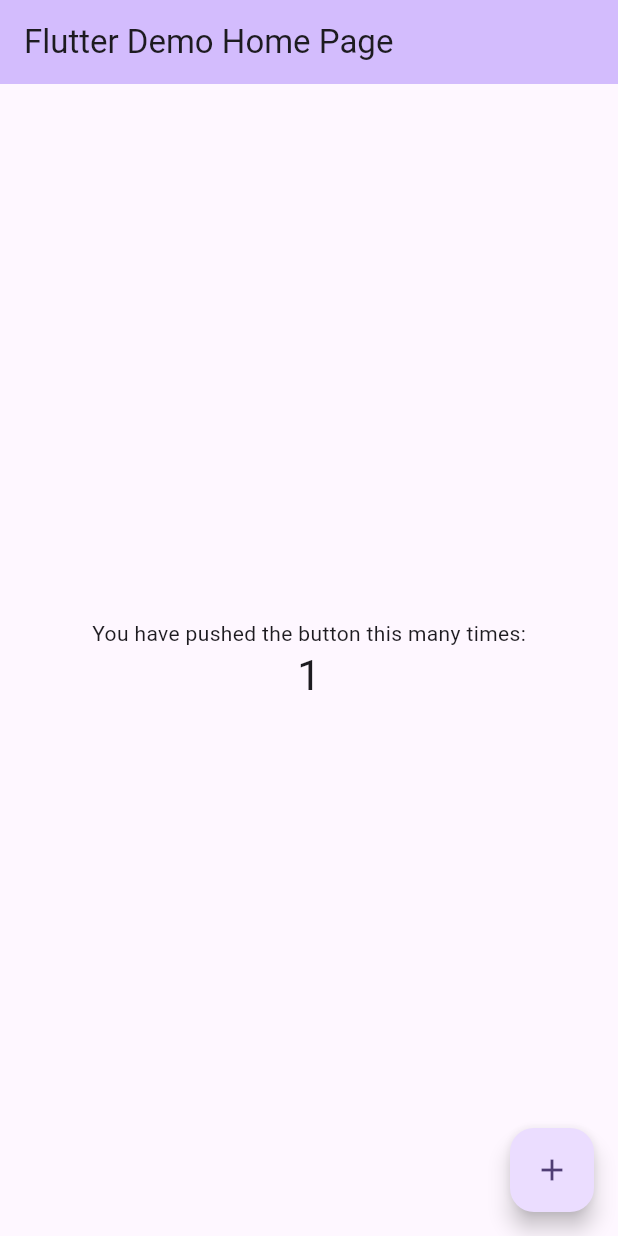
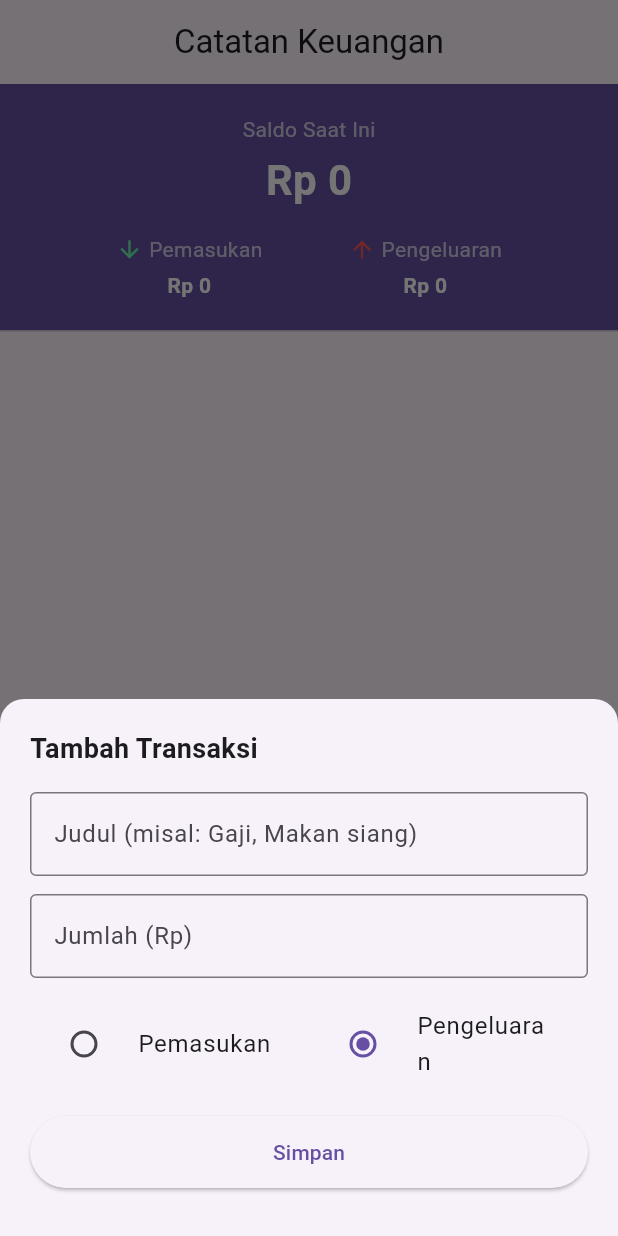
Before and after one commit to labambangpunto/odosa, a Flutter app: the screen it shows after launch, after a tap on the "add" icon, on a phone screen of 412 x 824 dp. Run offline on Flutter 3.47's test engine with Material 3 defaults, Android fonts, the phone set to English and light mode, and no system bars.

Commit message:
saya rasa sudah cukup puas di versi pertama ini

```diff
--- a/lib/main.dart
+++ b/lib/main.dart
@@ -7,116 +7,347 @@ void main() {
 class MyApp extends StatelessWidget {
   const MyApp({super.key});
 
-  // This widget is the root of your application.
   @override
   Widget build(BuildContext context) {
     return MaterialApp(
-      title: 'Flutter Demo',
-      theme: ThemeData(
-        // This is the theme of your application.
-        //
-        // TRY THIS: Try running your application with "flutter run". You'll see
-        // the application has a purple toolbar. Then, without quitting the app,
-        // try changing the seedColor in the colorScheme below to Colors.green
-        // and then invoke "hot reload" (save your changes or press the "hot
-        // reload" button in a Flutter-supported IDE, or press "r" if you used
-        // the command line to start the app).
-        //
-        // Notice that the counter didn't reset back to zero; the application
-        // state is not lost during the reload. To reset the state, use hot
-        // restart instead.
-        //
-        // This works for code too, not just values: Most code changes can be
-        // tested with just a hot reload.
-        colorScheme: .fromSeed(seedColor: Colors.deepPurple),
-      ),
-      home: const MyHomePage(title: 'Flutter Demo Home Page'),
+      title: 'Catatan Keuangan',
+      debugShowCheckedModeBanner: false,
+      theme: ThemeData(primarySwatch: Colors.teal, useMaterial3: true),
+      home: const HomePage(),
     );
   }
 }
 
-class MyHomePage extends StatefulWidget {
-  const MyHomePage({super.key, required this.title});
+// Model sederhana untuk satu transaksi
+enum TipeTransaksi { pemasukan, pengeluaran }
 
-  // This widget is the home page of your application. It is stateful, meaning
-  // that it has a State object (defined below) that contains fields that affect
-  // how it looks.
+class Transaksi {
+  final String judul;
+  final double jumlah;
+  final TipeTransaksi tipe;
+  final DateTime tanggal;
 
-  // This class is the configuration for the state. It holds the values (in this
-  // case the title) provided by the parent (in this case the App widget) and
-  // used by the build method of the State. Fields in a Widget subclass are
-  // always marked "final".
+  Transaksi({
+    required this.judul,
+    required this.jumlah,
+    required this.tipe,
+    required this.tanggal,
+  });
+}
 
-  final String title;
+class HomePage extends StatefulWidget {
+  const HomePage({super.key});
 
   @override
-  State<MyHomePage> createState() => _MyHomePageState();
+  State<HomePage> createState() => _HomePageState();
 }
 
-class _MyHomePageState extends State<MyHomePage> {
-  int _counter = 0;
+class _HomePageState extends State<HomePage> {
+  final List<Transaksi> _daftarTransaksi = [];
 
-  void _incrementCounter() {
+  double get totalPemasukan => _daftarTransaksi
+      .where((t) => t.tipe == TipeTransaksi.pemasukan)
+      .fold(0, (sum, t) => sum + t.jumlah);
+
+  double get totalPengeluaran => _daftarTransaksi
+      .where((t) => t.tipe == TipeTransaksi.pengeluaran)
+      .fold(0, (sum, t) => sum + t.jumlah);
+
+  double get saldo => totalPemasukan - totalPengeluaran;
+
+  void _tambahTransaksi(String judul, double jumlah, TipeTransaksi tipe) {
     setState(() {
-      // This call to setState tells the Flutter framework that something has
-      // changed in this State, which causes it to rerun the build method below
-      // so that the display can reflect the updated values. If we changed
-      // _counter without calling setState(), then the build method would not be
-      // called again, and so nothing would appear to happen.
-      _counter++;
+      _daftarTransaksi.insert(
+        0,
+        Transaksi(
+          judul: judul,
+          jumlah: jumlah,
+          tipe: tipe,
+          tanggal: DateTime.now(),
+        ),
+      );
     });
+  }
+
+  void _hapusTransaksi(int index) {
+    setState(() {
+      _daftarTransaksi.removeAt(index);
+    });
+  }
+
+  void _bukaFormTambah() {
+    showModalBottomSheet(
+      context: context,
+      isScrollControlled: true,
+      shape: const RoundedRectangleBorder(
+        borderRadius: BorderRadius.vertical(top: Radius.circular(16)),
+      ),
+      builder: (context) {
+        return Padding(
+          padding: EdgeInsets.only(
+            bottom: MediaQuery.of(context).viewInsets.bottom,
+          ),
+          child: FormTambahTransaksi(onSimpan: _tambahTransaksi),
+        );
+      },
+    );
+  }
+
+  String _formatRupiah(double angka) {
+    // Format sederhana pemisah ribuan tanpa package tambahan
+    final s = angka.toStringAsFixed(0);
+    final buffer = StringBuffer();
+    for (int i = 0; i < s.length; i++) {
+      final posisiDariKanan = s.length - i;
+      buffer.write(s[i]);
+      if (posisiDariKanan > 1 && posisiDariKanan % 3 == 1) {
+        buffer.write('.');
+      }
+    }
+    return 'Rp $buffer';
   }
 
   @override
   Widget build(BuildContext context) {
-    // This method is rerun every time setState is called, for instance as done
-    // by the _incrementCounter method above.
-    //
-    // The Flutter framework has been optimized to make rerunning build methods
-    // fast, so that you can just rebuild anything that needs updating rather
-    // than having to individually change instances of widgets.
     return Scaffold(
-      appBar: AppBar(
-        // TRY THIS: Try changing the color here to a specific color (to
-        // Colors.amber, perhaps?) and trigger a hot reload to see the AppBar
-        // change color while the other colors stay the same.
-        backgroundColor: Theme.of(context).colorScheme.inversePrimary,
-        // Here we take the value from the MyHomePage object that was created by
-        // the App.build method, and use it to set our appbar title.
-        title: Text(widget.title),
-      ),
-      body: Center(
-        // Center is a layout widget. It takes a single child and positions it
-        // in the middle of the parent.
-        child: Column(
-          // Column is also a layout widget. It takes a list of children and
-          // arranges them vertically. By default, it sizes itself to fit its
-          // children horizontally, and tries to be as tall as its parent.
-          //
-          // Column has various properties to control how it sizes itself and
-          // how it positions its children. Here we use mainAxisAlignment to
-          // center the children vertically; the main axis here is the vertical
-          // axis because Columns are vertical (the cross axis would be
-          // horizontal).
-          //
-          // TRY THIS: Invoke "debug painting" (choose the "Toggle Debug Paint"
-          // action in the IDE, or press "p" in the console), to see the
-          // wireframe for each widget.
-          mainAxisAlignment: .center,
-          children: [
-            const Text('You have pushed the button this many times:'),
-            Text(
-              '$_counter',
-              style: Theme.of(context).textTheme.headlineMedium,
-            ),
-          ],
-        ),
+      appBar: AppBar(title: const Text('Catatan Keuangan'), centerTitle: true),
+      body: Column(
+        children: [
+          _buildRingkasan(),
+          const Divider(height: 1),
+          Expanded(
+            child: _daftarTransaksi.isEmpty
+                ? const Center(
+                    child: Text(
+                      'Belum ada transaksi.\nTekan tombol + untuk menambah.',
+                      textAlign: TextAlign.center,
+                      style: TextStyle(color: Colors.grey),
+                    ),
+                  )
+                : ListView.builder(
+                    itemCount: _daftarTransaksi.length,
+                    itemBuilder: (context, index) {
+                      final t = _daftarTransaksi[index];
+                      final isPemasukan = t.tipe == TipeTransaksi.pemasukan;
+                      return Dismissible(
+                        key: ValueKey(t.tanggal.microsecondsSinceEpoch),
+                        direction: DismissDirection.endToStart,
+                        background: Container(
+                          color: Colors.red,
+                          alignment: Alignment.centerRight,
+                          padding: const EdgeInsets.symmetric(horizontal: 20),
+                          child: const Icon(Icons.delete, color: Colors.white),
+                        ),
+                        onDismissed: (_) => _hapusTransaksi(index),
+                        child: ListTile(
+                          leading: CircleAvatar(
+                            backgroundColor: isPemasukan
+                                ? Colors.green.shade100
+                                : Colors.red.shade100,
+                            child: Icon(
+                              isPemasukan
+                                  ? Icons.arrow_downward
+                                  : Icons.arrow_upward,
+                              color: isPemasukan ? Colors.green : Colors.red,
+                            ),
+                          ),
+                          title: Text(t.judul),
+                          subtitle: Text(
+                            '${t.tanggal.day}/${t.tanggal.month}/${t.tanggal.year}',
+                          ),
+                          trailing: Text(
+                            (isPemasukan ? '+ ' : '- ') +
+                                _formatRupiah(t.jumlah),
+                            style: TextStyle(
+                              color: isPemasukan ? Colors.green : Colors.red,
+                              fontWeight: FontWeight.bold,
+                            ),
+                          ),
+                        ),
+                      );
+                    },
+                  ),
+          ),
+        ],
       ),
       floatingActionButton: FloatingActionButton(
-        onPressed: _incrementCounter,
-        tooltip: 'Increment',
+        onPressed: _bukaFormTambah,
         child: const Icon(Icons.add),
       ),
     );
   }
+
+  Widget _buildRingkasan() {
+    return Container(
+      width: double.infinity,
+      padding: const EdgeInsets.all(20),
+      color: Theme.of(context).colorScheme.primary,
+      child: Column(
+        children: [
+          const Text(
+            'Saldo Saat Ini',
+            style: TextStyle(color: Colors.white70, fontSize: 14),
+          ),
+          const SizedBox(height: 4),
+          Text(
+            _formatRupiah(saldo),
+            style: const TextStyle(
+              color: Colors.white,
+              fontSize: 28,
+              fontWeight: FontWeight.bold,
+            ),
+          ),
+          const SizedBox(height: 16),
+          Row(
+            mainAxisAlignment: MainAxisAlignment.spaceEvenly,
+            children: [
+              _buildRingkasanItem(
+                label: 'Pemasukan',
+                nilai: totalPemasukan,
+                icon: Icons.arrow_downward,
+                warna: Colors.greenAccent,
+              ),
+              _buildRingkasanItem(
+                label: 'Pengeluaran',
+                nilai: totalPengeluaran,
+                icon: Icons.arrow_upward,
+                warna: Colors.redAccent,
+              ),
+            ],
+          ),
+        ],
+      ),
+    );
+  }
+
+  Widget _buildRingkasanItem({
+    required String label,
+    required double nilai,
+    required IconData icon,
+    required Color warna,
+  }) {
+    return Column(
+      children: [
+        Row(
+          children: [
+            Icon(icon, color: warna, size: 18),
+            const SizedBox(width: 4),
+            Text(label, style: const TextStyle(color: Colors.white70)),
+          ],
+        ),
+        const SizedBox(height: 4),
+        Text(
+          _formatRupiah(nilai),
+          style: const TextStyle(
+            color: Colors.white,
+            fontWeight: FontWeight.bold,
+          ),
+        ),
+      ],
+    );
+  }
 }
+
+// Form untuk menambah transaksi baru
+class FormTambahTransaksi extends StatefulWidget {
+  final void Function(String judul, double jumlah, TipeTransaksi tipe) onSimpan;
+
+  const FormTambahTransaksi({super.key, required this.onSimpan});
+
+  @override
+  State<FormTambahTransaksi> createState() => _FormTambahTransaksiState();
+}
+
+class _FormTambahTransaksiState extends State<FormTambahTransaksi> {
+  final _judulController = TextEditingController();
+  final _jumlahController = TextEditingController();
+  TipeTransaksi _tipeTerpilih = TipeTransaksi.pengeluaran;
+
+  @override
+  void dispose() {
+    _judulController.dispose();
+    _jumlahController.dispose();
+    super.dispose();
+  }
+
+  void _simpan() {
+    final judul = _judulController.text.trim();
+    final jumlah = double.tryParse(_jumlahController.text.trim()) ?? 0;
+
+    if (judul.isEmpty || jumlah <= 0) {
+      ScaffoldMessenger.of(context).showSnackBar(
+        const SnackBar(content: Text('Judul dan jumlah harus valid')),
+      );
+      return;
+    }
+
+    widget.onSimpan(judul, jumlah, _tipeTerpilih);
+    Navigator.of(context).pop();
+  }
+
+  @override
+  Widget build(BuildContext context) {
+    return Padding(
+      padding: const EdgeInsets.all(20),
+      child: Column(
+        mainAxisSize: MainAxisSize.min,
+        crossAxisAlignment: CrossAxisAlignment.stretch,
+        children: [
+          const Text(
+            'Tambah Transaksi',
+            style: TextStyle(fontSize: 18, fontWeight: FontWeight.bold),
+          ),
+          const SizedBox(height: 16),
+          TextField(
+            controller: _judulController,
+            decoration: const InputDecoration(
+              labelText: 'Judul (misal: Gaji, Makan siang)',
+              border: OutlineInputBorder(),
+            ),
+          ),
+          const SizedBox(height: 12),
+          TextField(
+            controller: _jumlahController,
+            keyboardType: const TextInputType.numberWithOptions(decimal: false),
+            decoration: const InputDecoration(
+              labelText: 'Jumlah (Rp)',
+              border: OutlineInputBorder(),
+            ),
+          ),
+          const SizedBox(height: 12),
+          RadioGroup<TipeTransaksi>(
+            groupValue: _tipeTerpilih,
+            onChanged: (value) {
+              setState(() => _tipeTerpilih = value!);
+            },
+            child: Row(
+              children: const [
+                Expanded(
+                  child: RadioListTile<TipeTransaksi>(
+                    title: Text('Pemasukan'),
+                    value: TipeTransaksi.pemasukan,
+                  ),
+                ),
+                Expanded(
+                  child: RadioListTile<TipeTransaksi>(
+                    title: Text('Pengeluaran'),
+                    value: TipeTransaksi.pengeluaran,
+                  ),
+                ),
+              ],
+            ),
+          ),
+          const SizedBox(height: 16),
+          ElevatedButton(
+            onPressed: _simpan,
+            style: ElevatedButton.styleFrom(
+              padding: const EdgeInsets.symmetric(vertical: 14),
+            ),
+            child: const Text('Simpan'),
+          ),
+          const SizedBox(height: 12),
+        ],
+      ),
+    );
+  }
+}
```
